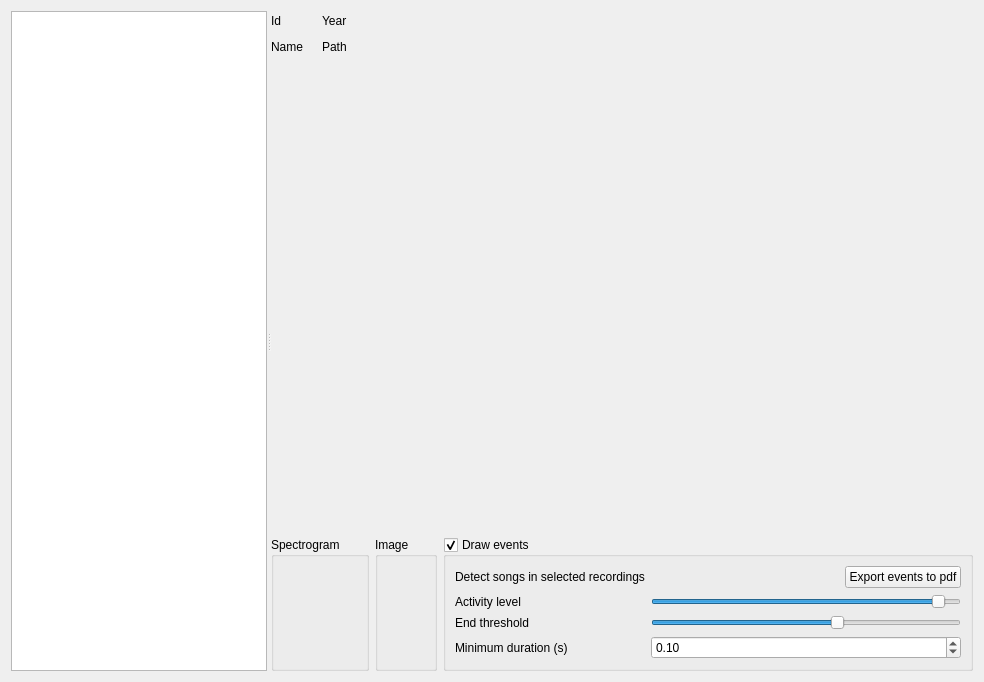
This is src/gui/widgets/audio/ui/audiomanager.ui in Vin985/ecosongs as Qt 5 draws it before an edit. The edited form follows.
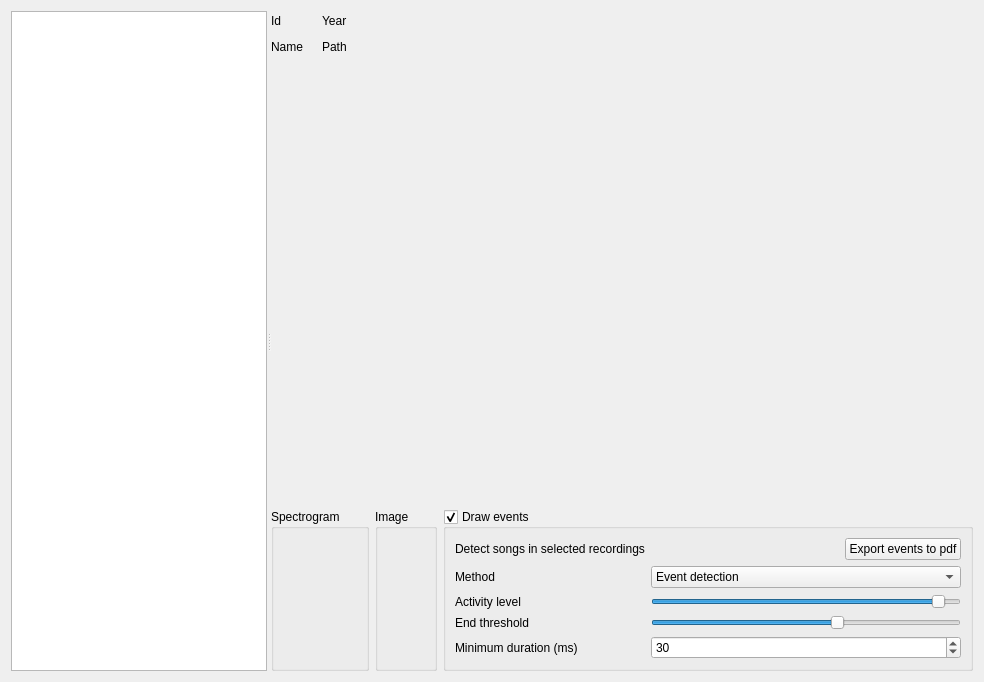
This is the edited form. Custom widgets are drawn as their Qt base class.

Commit message: added resampling method to event drawing

Patch:
```diff
--- a/src/gui/widgets/audio/ui/audiomanager.ui
+++ b/src/gui/widgets/audio/ui/audiomanager.ui
@@ -193,7 +193,7 @@
             <bool>true</bool>
            </property>
            <layout class="QGridLayout" name="gridLayout">
-            <item row="1" column="0">
+            <item row="2" column="0">
              <widget class="QLabel" name="label_9">
               <property name="sizePolicy">
                <sizepolicy hsizetype="Maximum" vsizetype="Preferred">
@@ -206,7 +206,7 @@
               </property>
              </widget>
             </item>
-            <item row="1" column="1">
+            <item row="2" column="1">
              <widget class="QSlider" name="slider_activity">
               <property name="maximum">
                <number>100</number>
@@ -219,14 +219,14 @@
               </property>
              </widget>
             </item>
-            <item row="2" column="0">
+            <item row="3" column="0">
              <widget class="QLabel" name="label_8">
               <property name="text">
                <string>End threshold</string>
               </property>
              </widget>
             </item>
-            <item row="2" column="1">
+            <item row="3" column="1">
              <widget class="QSlider" name="slider_end_threshold">
               <property name="value">
                <number>60</number>
@@ -236,20 +236,26 @@
               </property>
              </widget>
             </item>
-            <item row="3" column="0">
+            <item row="4" column="0">
              <widget class="QLabel" name="label_7">
               <property name="text">
-               <string>Minimum duration (s)</string>
+               <string>Minimum duration (ms)</string>
               </property>
              </widget>
             </item>
-            <item row="3" column="1">
+            <item row="4" column="1">
              <widget class="QDoubleSpinBox" name="spin_min_duration">
+              <property name="decimals">
+               <number>0</number>
+              </property>
+              <property name="maximum">
+               <double>10000.000000000000000</double>
+              </property>
               <property name="singleStep">
-               <double>0.010000000000000</double>
+               <double>1.000000000000000</double>
               </property>
               <property name="value">
-               <double>0.100000000000000</double>
+               <double>30.000000000000000</double>
               </property>
              </widget>
             </item>
@@ -284,6 +290,27 @@
               </item>
              </layout>
             </item>
+            <item row="1" column="0">
+             <widget class="QLabel" name="label_4">
+              <property name="text">
+               <string>Method</string>
+              </property>
+             </widget>
+            </item>
+            <item row="1" column="1">
+             <widget class="QComboBox" name="combo_method">
+              <item>
+               <property name="text">
+                <string>Event detection</string>
+               </property>
+              </item>
+              <item>
+               <property name="text">
+                <string>Subsampling</string>
+               </property>
+              </item>
+             </widget>
+            </item>
            </layout>
           </widget>
          </item>
```
The commit also changes 3 other files.
